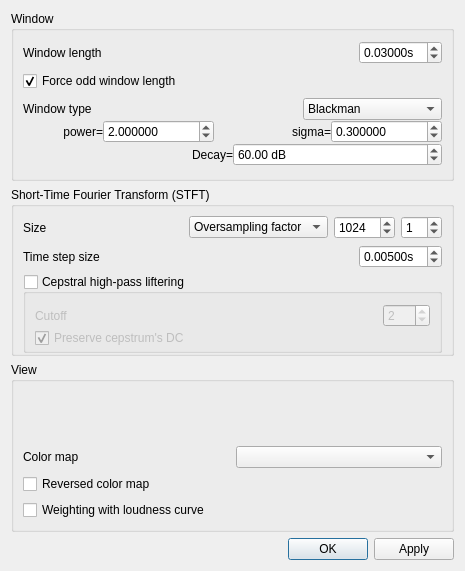
Qt form src/gvspectrogramwdialogsettings.ui (gillesdegottex/dfasma) before a commit.
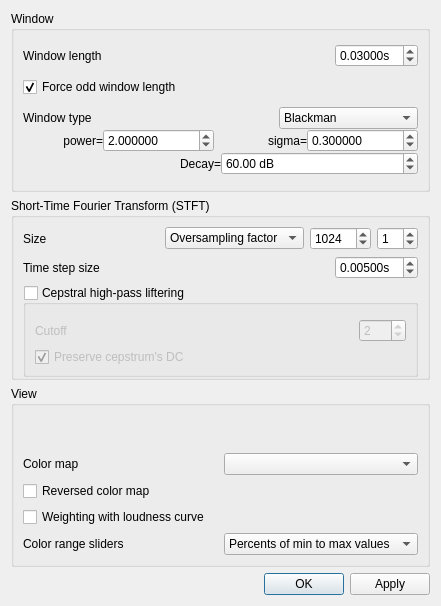
The same form after that commit.

Diff of the .ui file:
```diff
--- a/src/gvspectrogramwdialogsettings.ui
+++ b/src/gvspectrogramwdialogsettings.ui
@@ -6,8 +6,8 @@
    <rect>
     <x>0</x>
     <y>0</y>
-    <width>465</width>
-    <height>571</height>
+    <width>441</width>
+    <height>606</height>
    </rect>
   </property>
   <property name="windowTitle">
@@ -565,6 +565,31 @@
         </property>
        </widget>
       </item>
+      <item>
+       <layout class="QHBoxLayout" name="horizontalLayout_4">
+        <item>
+         <widget class="QLabel" name="label_4">
+          <property name="text">
+           <string>Color range sliders</string>
+          </property>
+         </widget>
+        </item>
+        <item>
+         <widget class="QComboBox" name="cbSpectrogramColorRangeMode">
+          <item>
+           <property name="text">
+            <string>Percents of min to max values</string>
+           </property>
+          </item>
+          <item>
+           <property name="text">
+            <string>Absolute dB values</string>
+           </property>
+          </item>
+         </widget>
+        </item>
+       </layout>
+      </item>
      </layout>
     </widget>
    </item>
```
